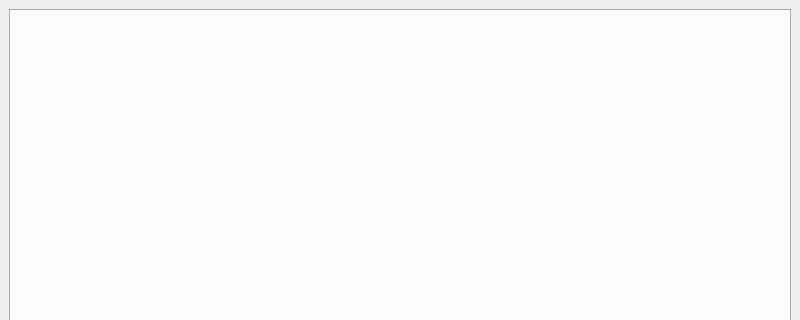
Qt form Orbitool/UI/Main.ui (l460289052/Orbitool) before a commit; both pictures show x 0 to 800 and y 0 to 320 of the 800 by 600 pixel window.
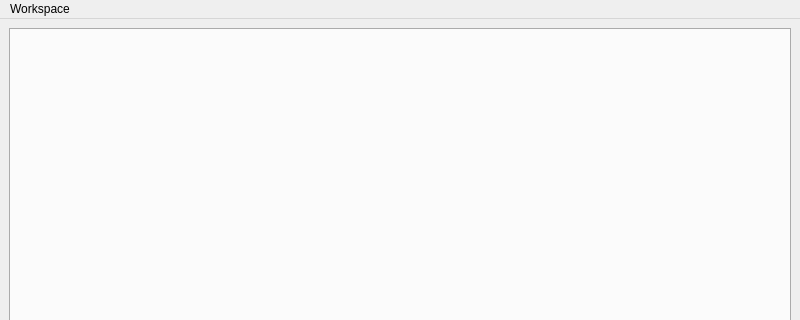
The same form after that commit.

Patch:
```diff
--- a/Orbitool/UI/Main.ui
+++ b/Orbitool/UI/Main.ui
@@ -49,9 +49,15 @@
      <x>0</x>
      <y>0</y>
      <width>800</width>
-     <height>23</height>
+     <height>20</height>
     </rect>
    </property>
+   <widget class="QMenu" name="menuWorkspace">
+    <property name="title">
+     <string>Workspace</string>
+    </property>
+   </widget>
+   <addaction name="menuWorkspace"/>
   </widget>
   <widget class="QStatusBar" name="statusbar"/>
  </widget>
```
